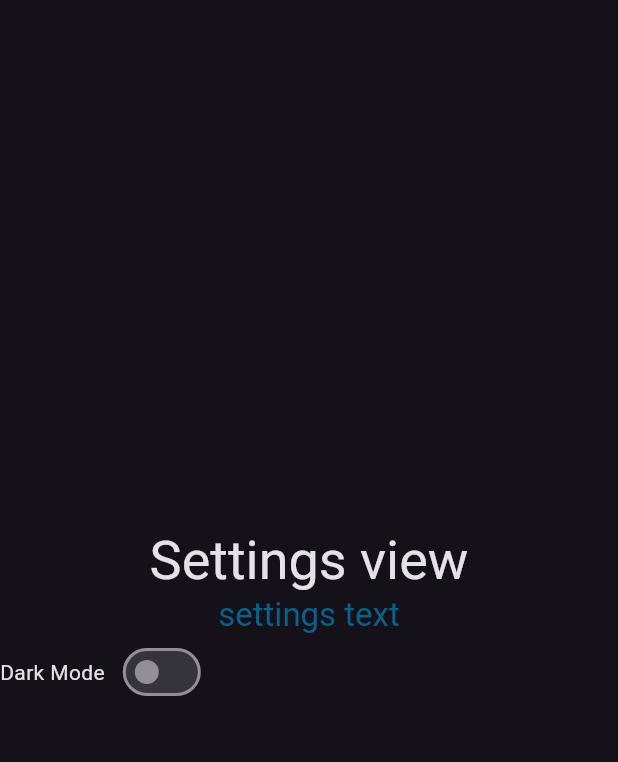
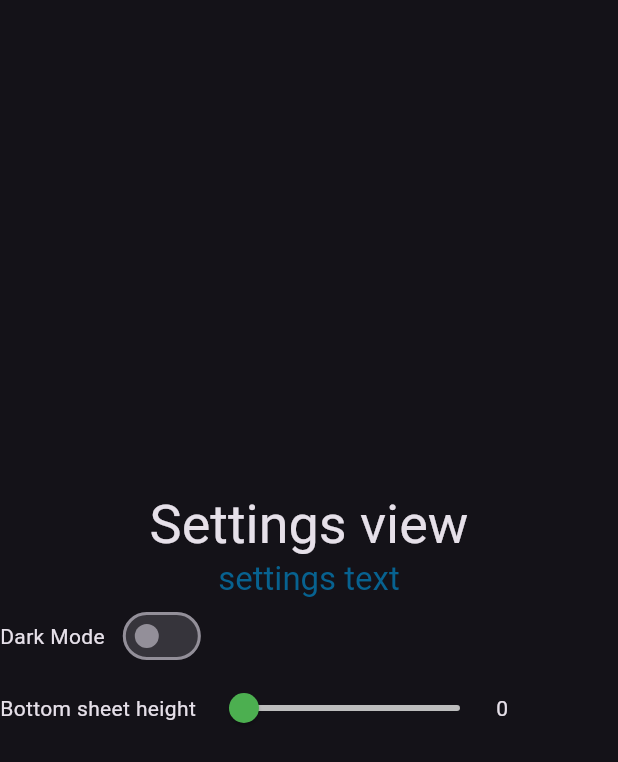
Before and after one commit to SeaRoth/flutter_getx_template, a Flutter app: the SettingsView screen opened by its route, on a phone screen of 412 x 824 dp. Shown: the top 762 px of the screen. Run offline on Flutter 3.47's test engine with Material 3 defaults, Android fonts, the phone set to English and light mode, and no system bars; drawn by our look-alikes of auto_size_text; our stand-ins replace get, get_it, get_storage, shared_preferences; accounts and stored records are empty.

Commit message:
Added a slider controller

```diff
--- /dev/null
+++ b/lib/app/constants.dart
@@ -0,0 +1,4 @@
+class MyConstants {
+  static const String sharedPrefDarkMode = "settings_dark_mode";
+  static const String sharedPrefBottomSheetHeight = "settings_slider_max_value";
+}
--- a/lib/app/helpers/bottom_sheet_helper.dart
+++ b/lib/app/helpers/bottom_sheet_helper.dart
@@ -1,14 +1,18 @@
 import 'package:flutter/material.dart';
+import 'package:flutter_getx_template/app/constants.dart';
 import 'package:get/get.dart';
 import 'package:get_it/get_it.dart';
+import 'package:shared_preferences/shared_preferences.dart';
 
 import '../models/screen_constants.dart';
 
-createBottomSheetDialog({required BuildContext context, required Widget contentsWidget, required Widget headerWidget, required double sheetHeightPercentage}) {
+createBottomSheetDialog({required BuildContext context, required Widget contentsWidget, required Widget headerWidget}) async {
+  final prefs = await SharedPreferences.getInstance();
   final sc = GetIt.instance<ScreenConstants>();
   final deviceHeight = sc.height;
   double? sheetHeight;
-  sheetHeight = deviceHeight * sheetHeightPercentage;
+  final preferenceHeight = prefs.getDouble(MyConstants.sharedPrefBottomSheetHeight) ?? 55;
+  sheetHeight = deviceHeight * (preferenceHeight/100);
 
   Get.bottomSheet(
     Container(
--- /dev/null
+++ b/lib/app/helpers/slider/my_slider_controller.dart
@@ -0,0 +1,26 @@
+import 'package:get/get.dart';
+import 'package:shared_preferences/shared_preferences.dart';
+
+class MySliderController extends GetxController {
+  final String preferenceKey;
+  final RxDouble sliderValue = 0.0.obs;
+  final RxDouble sliderMinimumValue = 0.0.obs;
+  final RxDouble sliderMaximumValue = 100.0.obs;
+
+  MySliderController({required this.preferenceKey, required double initialValue, required double minimumValue, required double maximumValue}) {
+    sliderValue.value = initialValue;
+    sliderMinimumValue.value = minimumValue;
+    sliderMaximumValue.value = maximumValue;
+    loadSwitchState();
+  }
+
+  Future<void> loadSwitchState() async {
+    final prefs = await SharedPreferences.getInstance();
+    sliderValue.value = prefs.getDouble(preferenceKey) ?? 0.0;
+  }
+
+  Future<void> saveSwitchState(double value) async {
+    final prefs = await SharedPreferences.getInstance();
+    await prefs.setDouble(preferenceKey, value);
+  }
+}
--- /dev/null
+++ b/lib/app/helpers/slider/my_slider_view.dart
@@ -0,0 +1,47 @@
+import 'package:flutter/material.dart';
+import 'package:flutter_getx_template/app/helpers/slider/my_slider_controller.dart';
+import 'package:get/get.dart';
+
+class MySliderView extends GetView<MySliderController> {
+  final String preferenceKey;
+  final String label;
+  final Function callback;
+
+  const MySliderView({super.key, required this.preferenceKey, required this.label, required this.callback});
+
+  @override
+  MySliderController get controller => Get.put(
+        MySliderController(preferenceKey: preferenceKey, initialValue: 0.0, minimumValue: 0.0, maximumValue: 100.0),
+        tag: preferenceKey,
+      );
+
+  @override
+  Widget build(BuildContext context) {
+    return Row(
+      children: [
+        Text(label),
+        const SizedBox(width: 8),
+        SliderTheme(
+          data: SliderTheme.of(context).copyWith(
+            thumbColor: Theme.of(context).platform == TargetPlatform.iOS ? Colors.blue : Colors.green,
+            activeTrackColor: Theme.of(context).platform == TargetPlatform.iOS ? Colors.blue[200] : Colors.green[200],
+            inactiveTrackColor: Theme.of(context).platform == TargetPlatform.iOS ? Colors.grey[300] : Colors.grey[400],
+          ),
+          child: Obx(() => Slider(
+                value: controller.sliderValue.value,
+                min: controller.sliderMinimumValue.value,
+                max: controller.sliderMaximumValue.value,
+                onChanged: (value) {
+                  controller.sliderValue.value = value;
+                },
+                onChangeEnd: (value) {
+                  callback(value);
+                  controller.saveSwitchState(value);
+                },
+              )),
+        ),
+        Obx(() =>Text(controller.sliderValue.value.toStringAsFixed(0)))
+      ],
+    );
+  }
+}
--- a/lib/app/modules/home/bindings/home_binding.dart
+++ b/lib/app/modules/home/bindings/home_binding.dart
@@ -7,7 +7,7 @@ class HomeBinding extends Binding {
   List<Bind> dependencies() {
     return [
       Bind.lazyPut<HomeController>(
-            () => HomeController(),
+        () => HomeController(),
       )
     ];
   }
--- a/lib/app/modules/main/views/main_view.dart
+++ b/lib/app/modules/main/views/main_view.dart
@@ -40,7 +40,7 @@ class MainView extends GetWidget<MainController> {
                             child: GestureDetector(
                               onTap: () {
                                 createBottomSheetDialog(
-                                    context: context, headerWidget: AutoSizeText("day"), contentsWidget: AutoSizeText(day), sheetHeightPercentage: 0.5);
+                                    context: context, headerWidget: AutoSizeText("day"), contentsWidget: AutoSizeText(day));
                               },
                               child: Padding(
                                 // Add padding for better touch area
--- a/lib/app/modules/settings/views/settings_view.dart
+++ b/lib/app/modules/settings/views/settings_view.dart
@@ -1,6 +1,8 @@
 import 'package:auto_size_text/auto_size_text.dart';
 import 'package:flutter/material.dart';
+import 'package:flutter_getx_template/app/constants.dart';
 import 'package:flutter_getx_template/app/globals.dart';
+import 'package:flutter_getx_template/app/helpers/slider/my_slider_view.dart';
 import 'package:flutter_getx_template/app/helpers/switch/adaptive_switch_view.dart';
 import 'package:get/get.dart';
 
@@ -26,13 +28,18 @@ class SettingsView extends GetWidget<SettingsController> {
                   style: Theme.of(context).textTheme.titleLarge?.copyWith(color: colorPrimary),
                 )),
             AdaptiveSwitchView(
-              preferenceKey: 'settings_dark_mode',
+              preferenceKey: MyConstants.sharedPrefDarkMode,
               label: 'Dark Mode',
               callback: (bool onOrOff) {
                 print("This was changed to $onOrOff");
                 controller.themeController.toggleTheme();
               },
             ),
+
+            MySliderView(preferenceKey: MyConstants.sharedPrefBottomSheetHeight, label: "Bottom sheet height", callback: (double theValue) {
+              print("Changed to $theValue");
+            }),
+
           ],
         ),
       ),
--- a/lib/app/routes/app_pages.dart
+++ b/lib/app/routes/app_pages.dart
@@ -36,14 +36,24 @@ class AppPages {
           ],
           title: null,
           children: [
-            GetPage(name: _Paths.pathMain, page: () => const MainView(), preventDuplicates: true, title: 'Ranked View', binding: MainBinding()),
-            GetPage(middlewares: [
-              //only enter this route when authed
-              //EnsureAuthMiddleware(),
-            ], name: _Paths.pathDetails, page: () => const DetailsView(), title: 'Summoner List View', transition: Transition.size, binding: DetailsBinding()),
+            GetPage(
+                name: _Paths.pathMain,
+                page: () => const MainView(),
+                title: 'Ranked View',
+                preventDuplicates: true,
+                binding: MainBinding()),
+            GetPage(
+                middlewares: [],
+                name: _Paths.pathDetails,
+                page: () => const DetailsView(),
+                title: 'Summoner List View',
+                preventDuplicates: true,
+                transition: Transition.size,
+                binding: DetailsBinding()),
             GetPage(
               name: _Paths.pathSettings,
               title: "Settings",
+              preventDuplicates: true,
               transition: Transition.size,
               page: () => const SettingsView(),
               binding: SettingsBinding(),
```
Also changed, not shown: 1 other file.
